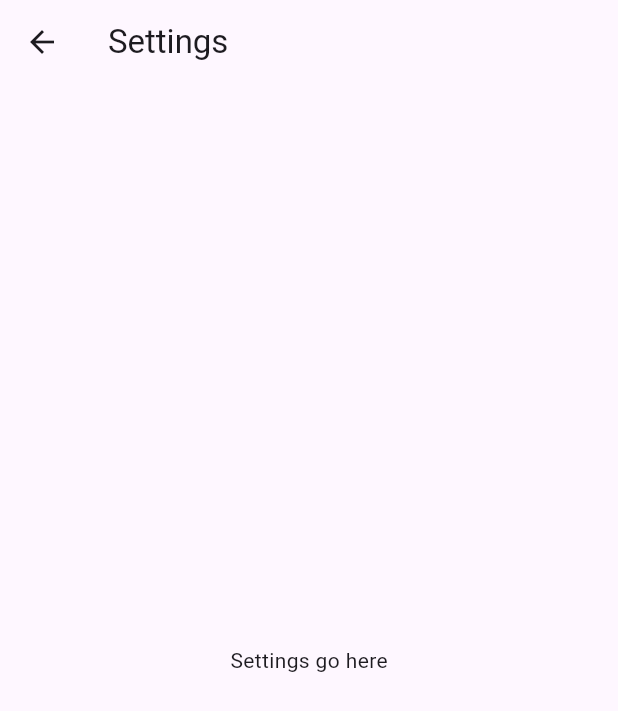
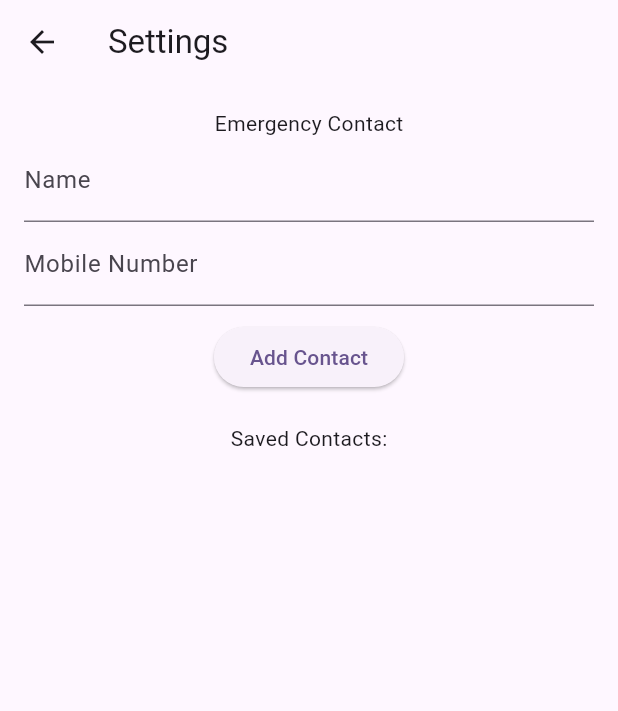
Before and after one commit to Durwen21/Night_Walkers_App, a Flutter app: the SettingsScreen screen opened directly, on a phone screen of 412 x 824 dp. Shown: the top 711 px of the screen. Run offline on Flutter 3.47's test engine with Material 3 defaults, Android fonts, the phone set to English and light mode, and no system bars; our stand-ins replace audioplayers, geolocator, shared_preferences, vibration; missing offline and left inert: torch_light; accounts and stored records are empty.

Commit message:
added location and emergency contacts

```diff
--- a/lib/screens/homescreen.dart
+++ b/lib/screens/homescreen.dart
@@ -27,23 +27,17 @@ class _HomeScreenState extends State<HomeScreen> {
   Widget build(BuildContext context) {
     return Scaffold(
       appBar: AppBar(
-        title: _selectedIndex == 0
-          ? const Text('Night Walkers App')
-          : null,
-
+        title: _selectedIndex == 0 ? const Text('Night Walkers App') : null,
       ),
       body: _screens[_selectedIndex],
       bottomNavigationBar: BottomNavigationBar(
         currentIndex: _selectedIndex,
         onTap: _onItemTapped,
         items: const [
-          BottomNavigationBarItem(
-            icon: Icon(Icons.home),
-            label: 'Home',
-          ),
+          BottomNavigationBarItem(icon: Icon(Icons.home), label: 'Home'),
           BottomNavigationBarItem(
             icon: Icon(Icons.settings),
-            label: 'Settings',
+            label: 'Contacts',
           ),
         ],
       ),
--- a/lib/screens/settings_screen.dart
+++ b/lib/screens/settings_screen.dart
@@ -1,13 +1,152 @@
 import 'package:flutter/material.dart';
+import 'package:shared_preferences/shared_preferences.dart';
+import 'dart:convert';
 
-class SettingsScreen extends StatelessWidget {
+class SettingsScreen extends StatefulWidget {
   const SettingsScreen({super.key});
+
+  @override
+  State<SettingsScreen> createState() => _SettingsScreenState();
+}
+
+class _SettingsScreenState extends State<SettingsScreen> {
+  List<Map<String, String>> contacts = [];
+
+  final TextEditingController nameController = TextEditingController();
+  final TextEditingController numberController = TextEditingController();
+
+  int? editingIndex;
+
+  @override
+  void initState() {
+    super.initState();
+    loadContacts();
+  }
+
+  Future<void> saveContacts() async {
+    final prefs = await SharedPreferences.getInstance();
+    final contactList =
+        contacts
+            .map((e) => {'name': e['name']!, 'number': e['number']!})
+            .toList();
+    final contactsJson = jsonEncode(contactList);
+    await prefs.setString('emergency_contacts', contactsJson);
+  }
+
+  Future<void> loadContacts() async {
+    final prefs = await SharedPreferences.getInstance();
+    final contactsJson = prefs.getString('emergency_contacts');
+    if (contactsJson != null) {
+      final decoded = jsonDecode(contactsJson) as List;
+      setState(() {
+        contacts =
+            decoded
+                .map(
+                  (item) => {
+                    'name': item['name'].toString(),
+                    'number': item['number'].toString(),
+                  },
+                )
+                .toList();
+      });
+    }
+  }
+
+  void addOrUpdateContact() {
+    final name = nameController.text.trim();
+    final number = numberController.text.trim();
+
+    if (name.isEmpty || number.isEmpty) return;
+
+    setState(() {
+      if (editingIndex == null) {
+        contacts.add({'name': name, 'number': number});
+      } else {
+        contacts[editingIndex!] = {'name': name, 'number': number};
+        editingIndex = null;
+      }
+      nameController.clear();
+      numberController.clear();
+    });
+
+    saveContacts();
+  }
+
+  void startEdit(int index) {
+    setState(() {
+      editingIndex = index;
+      nameController.text = contacts[index]['name'] ?? '';
+      numberController.text = contacts[index]['number'] ?? '';
+    });
+  }
+
+  void deleteContact(int index) {
+    setState(() {
+      contacts.removeAt(index);
+      if (editingIndex == index) {
+        editingIndex = null;
+        nameController.clear();
+        numberController.clear();
+      }
+    });
+    saveContacts();
+  }
 
   @override
   Widget build(BuildContext context) {
     return Scaffold(
       appBar: AppBar(title: const Text('Settings')),
-      body: const Center(child: Text('Settings go here')),
+      body: Padding(
+        padding: const EdgeInsets.all(16),
+        child: Column(
+          children: [
+            const Text('Emergency Contact'),
+            TextField(
+              controller: nameController,
+              decoration: const InputDecoration(labelText: 'Name'),
+            ),
+            TextField(
+              controller: numberController,
+              decoration: const InputDecoration(labelText: 'Mobile Number'),
+              keyboardType: TextInputType.phone,
+            ),
+            const SizedBox(height: 10),
+            ElevatedButton(
+              onPressed: addOrUpdateContact,
+              child: Text(
+                editingIndex == null ? 'Add Contact' : 'Update Contact',
+              ),
+            ),
+            const SizedBox(height: 20),
+            const Text('Saved Contacts:'),
+            Expanded(
+              child: ListView.builder(
+                itemCount: contacts.length,
+                itemBuilder: (context, index) {
+                  final contact = contacts[index];
+                  return ListTile(
+                    title: Text(contact['name'] ?? ''),
+                    subtitle: Text(contact['number'] ?? ''),
+                    trailing: Row(
+                      mainAxisSize: MainAxisSize.min,
+                      children: [
+                        IconButton(
+                          icon: const Icon(Icons.edit),
+                          onPressed: () => startEdit(index),
+                        ),
+                        IconButton(
+                          icon: const Icon(Icons.delete),
+                          onPressed: () => deleteContact(index),
+                        ),
+                      ],
+                    ),
+                  );
+                },
+              ),
+            ),
+          ],
+        ),
+      ),
     );
   }
 }
--- a/pubspec.yaml
+++ b/pubspec.yaml
@@ -35,6 +35,9 @@ dependencies:
   vibration: ^3.1.3
   audioplayers: ^5.2.1
   permission_handler: ^11.3.0
+  shared_preferences: ^2.2.2
+
+
 
 
   # The following adds the Cupertino Icons font to your application.
```
Also changed, not shown: lib/widgets/panic_button.dart (+66 -27 lines), pubspec.lock, 2 other files.
